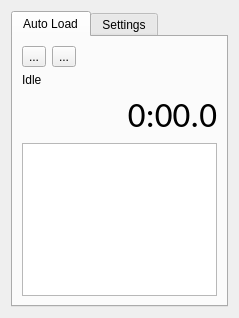
Before: the Qt Designer form ui/AutoLoad.ui in MonroeQuantumNetworks/IonControl, drawn with Qt 5.
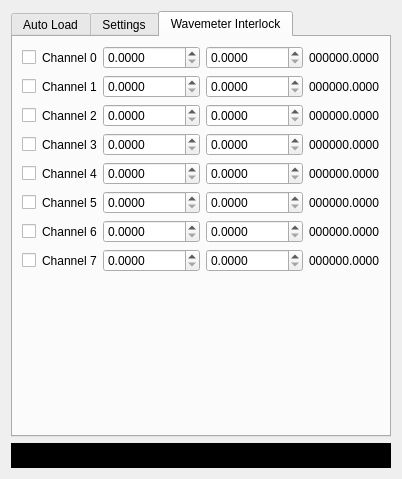
After: the same form once the commit is applied. Icons and pictures are not drawn. Custom widgets are drawn as their Qt base class.

Commit message: Add indication of whether wavemeter is locked or not

```diff
--- a/ui/AutoLoad.ui
+++ b/ui/AutoLoad.ui
@@ -6,8 +6,8 @@
    <rect>
     <x>0</x>
     <y>0</y>
-    <width>239</width>
-    <height>318</height>
+    <width>373</width>
+    <height>479</height>
    </rect>
   </property>
   <property name="windowTitle">
@@ -17,7 +17,7 @@
    <item>
     <widget class="QTabWidget" name="tabWidget_2">
      <property name="currentIndex">
-      <number>0</number>
+      <number>2</number>
      </property>
      <widget class="QWidget" name="tab_3">
       <attribute name="title">
@@ -286,6 +286,526 @@
        </item>
       </layout>
      </widget>
+     <widget class="QWidget" name="tab_5">
+      <attribute name="title">
+       <string>Wavemeter Interlock</string>
+      </attribute>
+      <layout class="QGridLayout" name="gridLayout_2">
+       <item row="7" column="0">
+        <widget class="QCheckBox" name="use_channel7">
+         <property name="text">
+          <string/>
+         </property>
+        </widget>
+       </item>
+       <item row="1" column="4">
+        <widget class="QLabel" name="channel_result1">
+         <property name="sizePolicy">
+          <sizepolicy hsizetype="Preferred" vsizetype="Preferred">
+           <horstretch>0</horstretch>
+           <verstretch>0</verstretch>
+          </sizepolicy>
+         </property>
+         <property name="text">
+          <string>000000.0000</string>
+         </property>
+        </widget>
+       </item>
+       <item row="6" column="3">
+        <widget class="QDoubleSpinBox" name="channel_max6">
+         <property name="sizePolicy">
+          <sizepolicy hsizetype="Minimum" vsizetype="Fixed">
+           <horstretch>1</horstretch>
+           <verstretch>0</verstretch>
+          </sizepolicy>
+         </property>
+         <property name="decimals">
+          <number>4</number>
+         </property>
+         <property name="maximum">
+          <double>1000000.000000000000000</double>
+         </property>
+        </widget>
+       </item>
+       <item row="0" column="1">
+        <widget class="QLabel" name="channel_label0">
+         <property name="text">
+          <string>Channel 0</string>
+         </property>
+        </widget>
+       </item>
+       <item row="2" column="3">
+        <widget class="QDoubleSpinBox" name="channel_max2">
+         <property name="sizePolicy">
+          <sizepolicy hsizetype="Minimum" vsizetype="Fixed">
+           <horstretch>1</horstretch>
+           <verstretch>0</verstretch>
+          </sizepolicy>
+         </property>
+         <property name="decimals">
+          <number>4</number>
+         </property>
+         <property name="maximum">
+          <double>1000000.000000000000000</double>
+         </property>
+        </widget>
+       </item>
+       <item row="7" column="3">
+        <widget class="QDoubleSpinBox" name="channel_max7">
+         <property name="sizePolicy">
+          <sizepolicy hsizetype="Minimum" vsizetype="Fixed">
+           <horstretch>1</horstretch>
+           <verstretch>0</verstretch>
+          </sizepolicy>
+         </property>
+         <property name="decimals">
+          <number>4</number>
+         </property>
+         <property name="maximum">
+          <double>1000000.000000000000000</double>
+         </property>
+        </widget>
+       </item>
+       <item row="3" column="0">
+        <widget class="QCheckBox" name="use_channel3">
+         <property name="text">
+          <string/>
+         </property>
+        </widget>
+       </item>
+       <item row="7" column="4">
+        <widget class="QLabel" name="channel_result7">
+         <property name="sizePolicy">
+          <sizepolicy hsizetype="Preferred" vsizetype="Preferred">
+           <horstretch>0</horstretch>
+           <verstretch>0</verstretch>
+          </sizepolicy>
+         </property>
+         <property name="text">
+          <string>000000.0000</string>
+         </property>
+        </widget>
+       </item>
+       <item row="3" column="1">
+        <widget class="QLabel" name="channel_label3">
+         <property name="text">
+          <string>Channel 3</string>
+         </property>
+        </widget>
+       </item>
+       <item row="4" column="1">
+        <widget class="QLabel" name="channel_label4">
+         <property name="styleSheet">
+          <string notr="true"/>
+         </property>
+         <property name="text">
+          <string>Channel 4</string>
+         </property>
+        </widget>
+       </item>
+       <item row="4" column="3">
+        <widget class="QDoubleSpinBox" name="channel_max4">
+         <property name="sizePolicy">
+          <sizepolicy hsizetype="Minimum" vsizetype="Fixed">
+           <horstretch>1</horstretch>
+           <verstretch>0</verstretch>
+          </sizepolicy>
+         </property>
+         <property name="decimals">
+          <number>4</number>
+         </property>
+         <property name="maximum">
+          <double>1000000.000000000000000</double>
+         </property>
+        </widget>
+       </item>
+       <item row="2" column="0">
+        <widget class="QCheckBox" name="use_channel2">
+         <property name="text">
+          <string/>
+         </property>
+        </widget>
+       </item>
+       <item row="2" column="4">
+        <widget class="QLabel" name="channel_result2">
+         <property name="sizePolicy">
+          <sizepolicy hsizetype="Preferred" vsizetype="Preferred">
+           <horstretch>0</horstretch>
+           <verstretch>0</verstretch>
+          </sizepolicy>
+         </property>
+         <property name="text">
+          <string>000000.0000</string>
+         </property>
+        </widget>
+       </item>
+       <item row="0" column="4">
+        <widget class="QLabel" name="channel_result0">
+         <property name="sizePolicy">
+          <sizepolicy hsizetype="Preferred" vsizetype="Preferred">
+           <horstretch>0</horstretch>
+           <verstretch>0</verstretch>
+          </sizepolicy>
+         </property>
+         <property name="text">
+          <string>000000.0000</string>
+         </property>
+        </widget>
+       </item>
+       <item row="3" column="4">
+        <widget class="QLabel" name="channel_result3">
+         <property name="sizePolicy">
+          <sizepolicy hsizetype="Preferred" vsizetype="Preferred">
+           <horstretch>0</horstretch>
+           <verstretch>0</verstretch>
+          </sizepolicy>
+         </property>
+         <property name="text">
+          <string>000000.0000</string>
+         </property>
+        </widget>
+       </item>
+       <item row="3" column="2">
+        <widget class="QDoubleSpinBox" name="channel_min3">
+         <property name="sizePolicy">
+          <sizepolicy hsizetype="Minimum" vsizetype="Fixed">
+           <horstretch>1</horstretch>
+           <verstretch>0</verstretch>
+          </sizepolicy>
+         </property>
+         <property name="acceptDrops">
+          <bool>true</bool>
+         </property>
+         <property name="decimals">
+          <number>4</number>
+         </property>
+         <property name="maximum">
+          <double>1000000.000000000000000</double>
+         </property>
+        </widget>
+       </item>
+       <item row="3" column="3">
+        <widget class="QDoubleSpinBox" name="channel_max3">
+         <property name="sizePolicy">
+          <sizepolicy hsizetype="Minimum" vsizetype="Fixed">
+           <horstretch>1</horstretch>
+           <verstretch>0</verstretch>
+          </sizepolicy>
+         </property>
+         <property name="decimals">
+          <number>4</number>
+         </property>
+         <property name="maximum">
+          <double>1000000.000000000000000</double>
+         </property>
+        </widget>
+       </item>
+       <item row="4" column="0">
+        <widget class="QCheckBox" name="use_channel4">
+         <property name="text">
+          <string/>
+         </property>
+        </widget>
+       </item>
+       <item row="6" column="4">
+        <widget class="QLabel" name="channel_result6">
+         <property name="sizePolicy">
+          <sizepolicy hsizetype="Preferred" vsizetype="Preferred">
+           <horstretch>0</horstretch>
+           <verstretch>0</verstretch>
+          </sizepolicy>
+         </property>
+         <property name="text">
+          <string>000000.0000</string>
+         </property>
+        </widget>
+       </item>
+       <item row="7" column="2">
+        <widget class="QDoubleSpinBox" name="channel_min7">
+         <property name="sizePolicy">
+          <sizepolicy hsizetype="Minimum" vsizetype="Fixed">
+           <horstretch>1</horstretch>
+           <verstretch>0</verstretch>
+          </sizepolicy>
+         </property>
+         <property name="decimals">
+          <number>4</number>
+         </property>
+         <property name="maximum">
+          <double>1000000.000000000000000</double>
+         </property>
+        </widget>
+       </item>
+       <item row="2" column="1">
+        <widget class="QLabel" name="channel_label2">
+         <property name="text">
+          <string>Channel 2</string>
+         </property>
+        </widget>
+       </item>
+       <item row="6" column="2">
+        <widget class="QDoubleSpinBox" name="channel_min6">
+         <property name="sizePolicy">
+          <sizepolicy hsizetype="Minimum" vsizetype="Fixed">
+           <horstretch>1</horstretch>
+           <verstretch>0</verstretch>
+          </sizepolicy>
+         </property>
+         <property name="decimals">
+          <number>4</number>
+         </property>
+         <property name="maximum">
+          <double>1000000.000000000000000</double>
+         </property>
+        </widget>
+       </item>
+       <item row="1" column="3">
+        <widget class="QDoubleSpinBox" name="channel_max1">
+         <property name="sizePolicy">
+          <sizepolicy hsizetype="Minimum" vsizetype="Fixed">
+           <horstretch>1</horstretch>
+           <verstretch>0</verstretch>
+          </sizepolicy>
+         </property>
+         <property name="decimals">
+          <number>4</number>
+         </property>
+         <property name="maximum">
+          <double>1000000.000000000000000</double>
+         </property>
+        </widget>
+       </item>
+       <item row="4" column="2">
+        <widget class="QDoubleSpinBox" name="channel_min4">
+         <property name="sizePolicy">
+          <sizepolicy hsizetype="Minimum" vsizetype="Fixed">
+           <horstretch>1</horstretch>
+           <verstretch>0</verstretch>
+          </sizepolicy>
+         </property>
+         <property name="decimals">
+          <number>4</number>
+         </property>
+         <property name="maximum">
+          <double>1000000.000000000000000</double>
+         </property>
+        </widget>
+       </item>
+       <item row="1" column="0">
+        <widget class="QCheckBox" name="use_channel1">
+         <property name="text">
+          <string/>
+         </property>
+        </widget>
+       </item>
+       <item row="1" column="1">
+        <widget class="QLabel" name="channel_label1">
+         <property name="text">
+          <string>Channel 1</string>
+         </property>
+        </widget>
+       </item>
+       <item row="0" column="3">
+        <widget class="QDoubleSpinBox" name="channel_max0">
+         <property name="sizePolicy">
+          <sizepolicy hsizetype="Minimum" vsizetype="Fixed">
+           <horstretch>1</horstretch>
+           <verstretch>0</verstretch>
+          </sizepolicy>
+         </property>
+         <property name="decimals">
+          <number>4</number>
+         </property>
+         <property name="maximum">
+          <double>1000000.000000000000000</double>
+         </property>
+        </widget>
+       </item>
+       <item row="0" column="2">
+        <widget class="QDoubleSpinBox" name="channel_min0">
+         <property name="sizePolicy">
+          <sizepolicy hsizetype="Minimum" vsizetype="Fixed">
+           <horstretch>1</horstretch>
+           <verstretch>0</verstretch>
+          </sizepolicy>
+         </property>
+         <property name="decimals">
+          <number>4</number>
+         </property>
+         <property name="maximum">
+          <double>1000000.000000000000000</double>
+         </property>
+        </widget>
+       </item>
+       <item row="0" column="0">
+        <widget class="QCheckBox" name="use_channel0">
+         <property name="text">
+          <string/>
+         </property>
+        </widget>
+       </item>
+       <item row="1" column="2">
+        <widget class="QDoubleSpinBox" name="channel_min1">
+         <property name="sizePolicy">
+          <sizepolicy hsizetype="Minimum" vsizetype="Fixed">
+           <horstretch>1</horstretch>
+           <verstretch>0</verstretch>
+          </sizepolicy>
+         </property>
+         <property name="decimals">
+          <number>4</number>
+         </property>
+         <property name="maximum">
+          <double>1000000.000000000000000</double>
+         </property>
+        </widget>
+       </item>
+       <item row="7" column="1">
+        <widget class="QLabel" name="channel_label7">
+         <property name="text">
+          <string>Channel 7</string>
+         </property>
+        </widget>
+       </item>
+       <item row="5" column="4">
+        <widget class="QLabel" name="channel_result5">
+         <property name="sizePolicy">
+          <sizepolicy hsizetype="Preferred" vsizetype="Preferred">
+           <horstretch>0</horstretch>
+           <verstretch>0</verstretch>
+          </sizepolicy>
+         </property>
+         <property name="text">
+          <string>000000.0000</string>
+         </property>
+        </widget>
+       </item>
+       <item row="6" column="0">
+        <widget class="QCheckBox" name="use_channel6">
+         <property name="text">
+          <string/>
+         </property>
+        </widget>
+       </item>
+       <item row="6" column="1">
+        <widget class="QLabel" name="channel_label6">
+         <property name="text">
+          <string>Channel 6</string>
+         </property>
+        </widget>
+       </item>
+       <item row="4" column="4">
+        <widget class="QLabel" name="channel_result4">
+         <property name="sizePolicy">
+          <sizepolicy hsizetype="Preferred" vsizetype="Preferred">
+           <horstretch>0</horstretch>
+           <verstretch>0</verstretch>
+          </sizepolicy>
+         </property>
+         <property name="text">
+          <string>000000.0000</string>
+         </property>
+        </widget>
+       </item>
+       <item row="5" column="0">
+        <widget class="QCheckBox" name="use_channel5">
+         <property name="text">
+          <string/>
+         </property>
+        </widget>
+       </item>
+       <item row="5" column="2">
+        <widget class="QDoubleSpinBox" name="channel_min5">
+         <property name="sizePolicy">
+          <sizepolicy hsizetype="Minimum" vsizetype="Fixed">
+           <horstretch>1</horstretch>
+           <verstretch>0</verstretch>
+          </sizepolicy>
+         </property>
+         <property name="decimals">
+          <number>4</number>
+         </property>
+         <property name="maximum">
+          <double>1000000.000000000000000</double>
+         </property>
+        </widget>
+       </item>
+       <item row="5" column="1">
+        <widget class="QLabel" name="channel_label5">
+         <property name="text">
+          <string>Channel 5</string>
+         </property>
+        </widget>
+       </item>
+       <item row="5" column="3">
+        <widget class="QDoubleSpinBox" name="channel_max5">
+         <property name="sizePolicy">
+          <sizepolicy hsizetype="Minimum" vsizetype="Fixed">
+           <horstretch>1</horstretch>
+           <verstretch>0</verstretch>
+          </sizepolicy>
+         </property>
+         <property name="decimals">
+          <number>4</number>
+         </property>
+         <property name="maximum">
+          <double>1000000.000000000000000</double>
+         </property>
+        </widget>
+       </item>
+       <item row="2" column="2">
+        <widget class="QDoubleSpinBox" name="channel_min2">
+         <property name="sizePolicy">
+          <sizepolicy hsizetype="Minimum" vsizetype="Fixed">
+           <horstretch>1</horstretch>
+           <verstretch>0</verstretch>
+          </sizepolicy>
+         </property>
+         <property name="decimals">
+          <number>4</number>
+         </property>
+         <property name="maximum">
+          <double>1000000.000000000000000</double>
+         </property>
+        </widget>
+       </item>
+       <item row="8" column="2">
+        <spacer name="verticalSpacer_2">
+         <property name="orientation">
+          <enum>Qt::Vertical</enum>
+         </property>
+         <property name="sizeHint" stdset="0">
+          <size>
+           <width>20</width>
+           <height>40</height>
+          </size>
+         </property>
+        </spacer>
+       </item>
+      </layout>
+     </widget>
+    </widget>
+   </item>
+   <item>
+    <widget class="QLabel" name="all_freqs_in_range">
+     <property name="sizePolicy">
+      <sizepolicy hsizetype="Expanding" vsizetype="Fixed">
+       <horstretch>0</horstretch>
+       <verstretch>0</verstretch>
+      </sizepolicy>
+     </property>
+     <property name="minimumSize">
+      <size>
+       <width>0</width>
+       <height>25</height>
+      </size>
+     </property>
+     <property name="styleSheet">
+      <string notr="true">QLabel {background-color: rgb(0, 0, 0)}</string>
+     </property>
+     <property name="text">
+      <string/>
+     </property>
     </widget>
    </item>
   </layout>
```
Left out of the diff: 1 changed line with no effect on the pictures. The commit also changes 3 other files.
